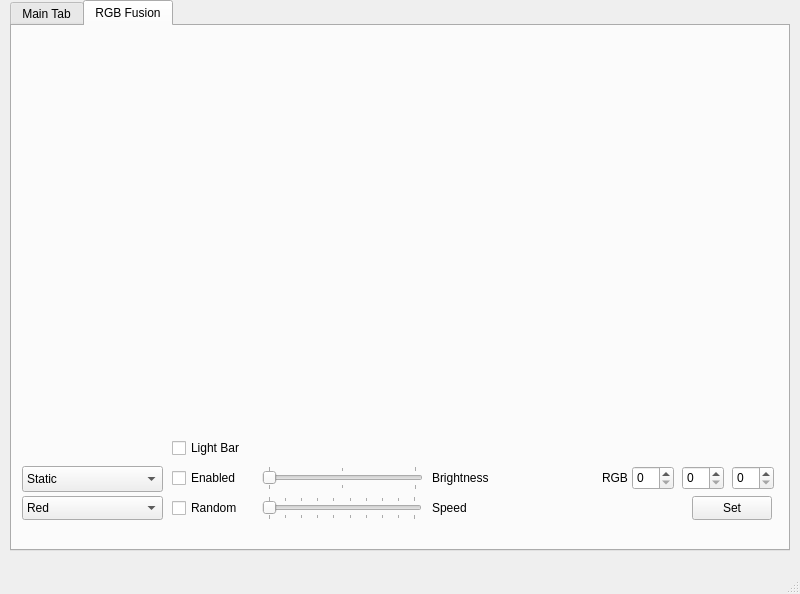
tangalbert919/AeroControlCenter, file src/mainwindow.ui: the form before one commit.
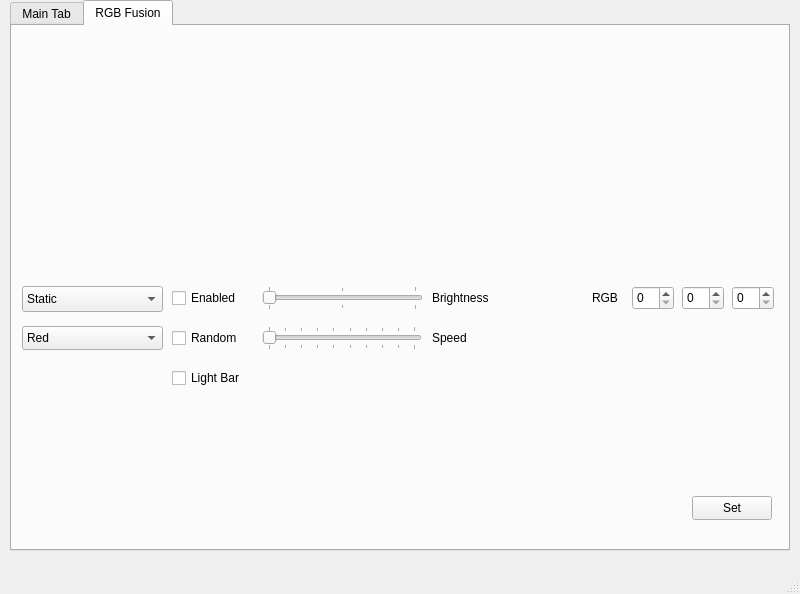
The form after the commit. The open tabs and pages were chosen to show the change.

Commit message:
MainWindow: Move RGB controls upwards
This is mostly so I can setup three-zone RGB controls and redo
custom mode controls a bit.

What changed in the file:
```diff
--- a/src/mainwindow.ui
+++ b/src/mainwindow.ui
@@ -356,7 +356,7 @@
       <property name="geometry">
        <rect>
         <x>10</x>
-        <y>440</y>
+        <y>260</y>
         <width>141</width>
         <height>26</height>
        </rect>
@@ -456,7 +456,7 @@
       <property name="geometry">
        <rect>
         <x>160</x>
-        <y>440</y>
+        <y>260</y>
         <width>84</width>
         <height>24</height>
        </rect>
@@ -469,7 +469,7 @@
       <property name="geometry">
        <rect>
         <x>160</x>
-        <y>470</y>
+        <y>300</y>
         <width>84</width>
         <height>24</height>
        </rect>
@@ -482,7 +482,7 @@
       <property name="geometry">
        <rect>
         <x>250</x>
-        <y>440</y>
+        <y>260</y>
         <width>161</width>
         <height>24</height>
        </rect>
@@ -504,8 +504,8 @@
       <property name="geometry">
        <rect>
         <x>420</x>
-        <y>440</y>
-        <width>71</width>
+        <y>260</y>
+        <width>81</width>
         <height>24</height>
        </rect>
       </property>
@@ -517,7 +517,7 @@
       <property name="geometry">
        <rect>
         <x>250</x>
-        <y>470</y>
+        <y>300</y>
         <width>160</width>
         <height>24</height>
        </rect>
@@ -545,7 +545,7 @@
       <property name="geometry">
        <rect>
         <x>420</x>
-        <y>470</y>
+        <y>300</y>
         <width>57</width>
         <height>24</height>
        </rect>
@@ -558,7 +558,7 @@
       <property name="geometry">
        <rect>
         <x>620</x>
-        <y>440</y>
+        <y>260</y>
         <width>42</width>
         <height>24</height>
        </rect>
@@ -571,7 +571,7 @@
       <property name="geometry">
        <rect>
         <x>670</x>
-        <y>440</y>
+        <y>260</y>
         <width>42</width>
         <height>24</height>
        </rect>
@@ -584,7 +584,7 @@
       <property name="geometry">
        <rect>
         <x>720</x>
-        <y>440</y>
+        <y>260</y>
         <width>42</width>
         <height>24</height>
        </rect>
@@ -596,8 +596,8 @@
      <widget class="QLabel" name="label">
       <property name="geometry">
        <rect>
-        <x>590</x>
-        <y>440</y>
+        <x>580</x>
+        <y>260</y>
         <width>31</width>
         <height>24</height>
        </rect>
@@ -623,7 +623,7 @@
       <property name="geometry">
        <rect>
         <x>10</x>
-        <y>470</y>
+        <y>300</y>
         <width>141</width>
         <height>24</height>
        </rect>
@@ -668,7 +668,7 @@
       <property name="geometry">
        <rect>
         <x>160</x>
-        <y>410</y>
+        <y>340</y>
         <width>96</width>
         <height>24</height>
        </rect>
```
Left out of the diff: 2 changed lines with no effect on the pictures.
